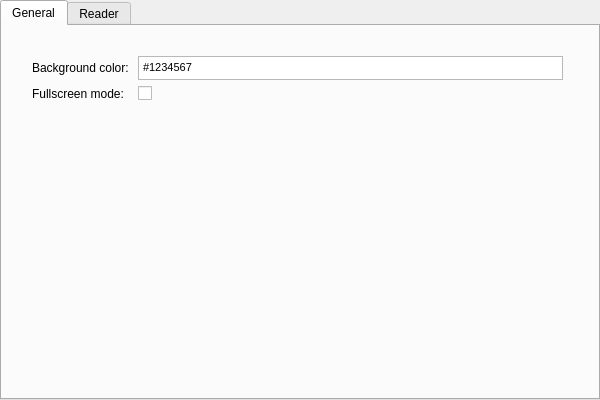
First picture: the form in src/settingswindow.ui, repository Heionbuji/Pretty-Customizable-Reader, before the edit.
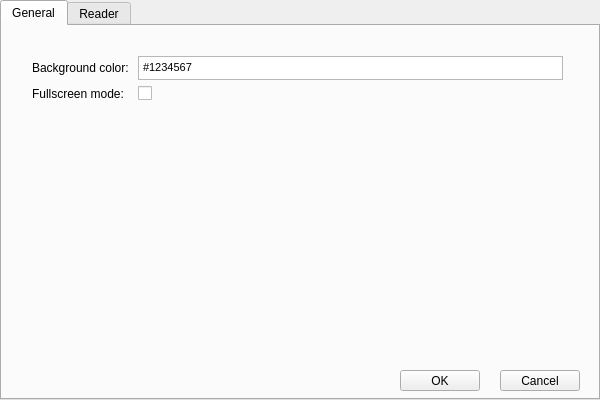
Second picture: the form after the edit. The open tabs and pages were chosen to show the change.

What changed in the file:
```diff
--- a/src/settingswindow.ui
+++ b/src/settingswindow.ui
@@ -157,6 +157,32 @@
     </widget>
    </widget>
   </widget>
+  <widget class="QPushButton" name="cancelButton">
+   <property name="geometry">
+    <rect>
+     <x>500</x>
+     <y>370</y>
+     <width>80</width>
+     <height>21</height>
+    </rect>
+   </property>
+   <property name="text">
+    <string>Cancel</string>
+   </property>
+  </widget>
+  <widget class="QPushButton" name="okButton">
+   <property name="geometry">
+    <rect>
+     <x>400</x>
+     <y>370</y>
+     <width>80</width>
+     <height>21</height>
+    </rect>
+   </property>
+   <property name="text">
+    <string>OK</string>
+   </property>
+  </widget>
  </widget>
  <resources/>
  <connections/>
```
Left out of the diff: 8 changed lines with no effect on the pictures.
